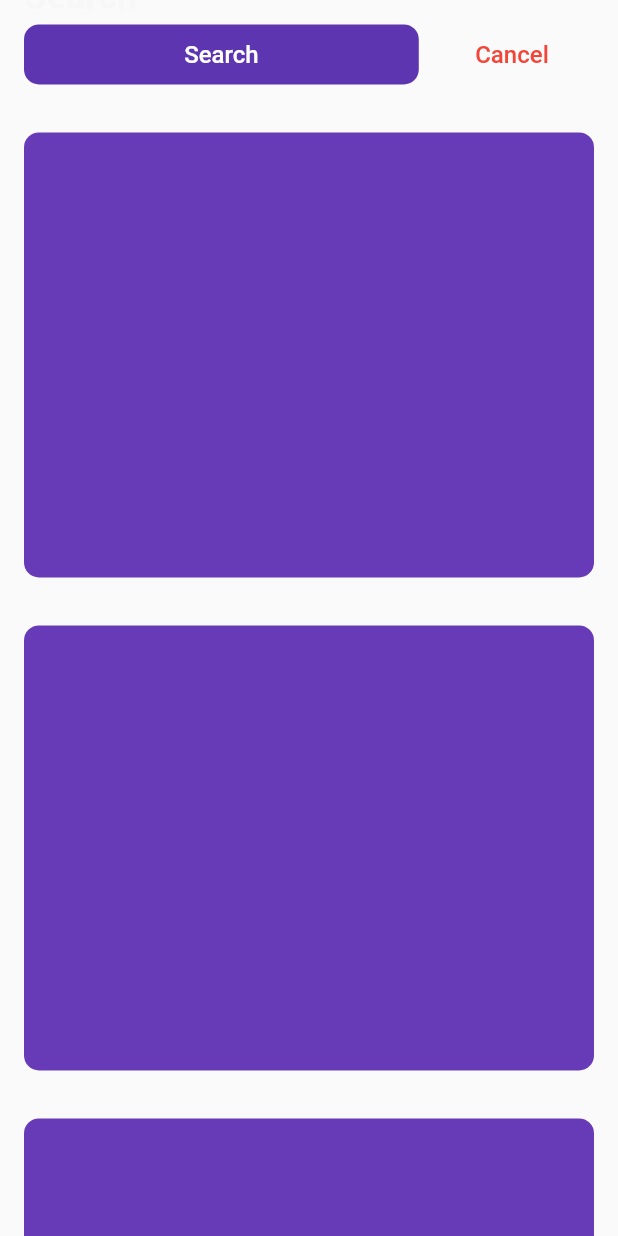
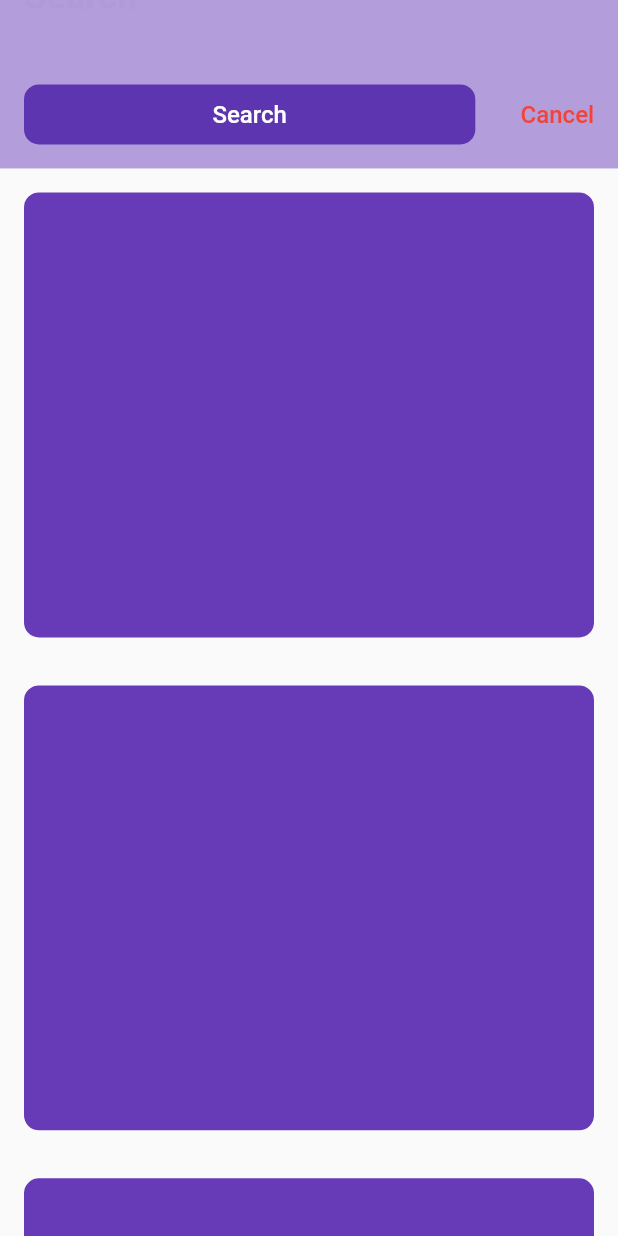
Before and after one commit to SubashXess/Institute-App, a Flutter app: the TestPage1 screen opened by its route, after a tap on "Search", on a phone screen of 412 x 824 dp. Run offline on Flutter 3.47's test engine with Material 2 defaults, Android fonts, the phone set to English and light mode, and no system bars; our stand-ins replace badges, flutter_svg.

Commit message:
search-page-v3

```diff
--- a/lib/main.dart
+++ b/lib/main.dart
@@ -20,7 +20,7 @@ class MyApp extends StatelessWidget {
         title: 'Institute App',
         debugShowCheckedModeBanner: false,
         theme: ThemeData(primarySwatch: Colors.blue),
-        initialRoute: '/testpage1', // signin_page   dashboard
+        initialRoute: '/signin_page', // signin_page   dashboard
         routes: routes,
       ),
     );
--- a/lib/screens/test_page/testpage1.dart
+++ b/lib/screens/test_page/testpage1.dart
@@ -17,17 +17,79 @@ class _TestPage1State extends State<TestPage1> {
   Widget build(BuildContext context) {
     Size size = MediaQuery.of(context).size;
     return Scaffold(
-      body: SingleChildScrollView(
-        child: Column(
-          crossAxisAlignment: CrossAxisAlignment.start,
-          mainAxisSize: MainAxisSize.min,
-          children: [
-            SafeArea(
-              child: AnimatedContainer(
-                width: size.width,
-                height: selected ? 72.0 : 112.0,
-                duration: duration,
-                curve: Curves.fastLinearToSlowEaseIn,
+      body: Stack(
+        alignment: Alignment.topCenter,
+        children: [
+          SingleChildScrollView(
+            child: AnimatedContainer(
+              width: size.width,
+              duration: duration,
+              curve: Curves.fastLinearToSlowEaseIn,
+              margin: EdgeInsets.only(
+                  top: selected ? kToolbarHeight * 2.0 : kToolbarHeight * 2.68),
+              child: Column(
+                children: [
+                  Container(
+                    width: size.width,
+                    height: size.height * 0.36,
+                    margin: const EdgeInsets.all(16.0),
+                    decoration: BoxDecoration(
+                      borderRadius: BorderRadius.circular(10.0),
+                      color: Colors.deepPurple,
+                    ),
+                  ),
+                  Container(
+                    width: size.width,
+                    height: size.height * 0.36,
+                    margin: const EdgeInsets.all(16.0),
+                    decoration: BoxDecoration(
+                      borderRadius: BorderRadius.circular(10.0),
+                      color: Colors.deepPurple,
+                    ),
+                  ),
+                  Container(
+                    width: size.width,
+                    height: size.height * 0.36,
+                    margin: const EdgeInsets.all(16.0),
+                    decoration: BoxDecoration(
+                      borderRadius: BorderRadius.circular(10.0),
+                      color: Colors.deepPurple,
+                    ),
+                  ),
+                  Container(
+                    width: size.width,
+                    height: size.height * 0.36,
+                    margin: const EdgeInsets.all(16.0),
+                    decoration: BoxDecoration(
+                      borderRadius: BorderRadius.circular(10.0),
+                      color: Colors.deepPurple,
+                    ),
+                  ),
+                  Container(
+                    width: size.width,
+                    height: size.height * 0.36,
+                    margin: const EdgeInsets.all(16.0),
+                    decoration: BoxDecoration(
+                      borderRadius: BorderRadius.circular(10.0),
+                      color: Colors.deepPurple,
+                    ),
+                  ),
+                ],
+              ),
+            ),
+          ),
+          Positioned(
+            top: 0,
+            child: AnimatedContainer(
+              width: size.width,
+              // height: selected ? 72.0 : 112.0,
+              height: selected ? kToolbarHeight * 2.0 : kToolbarHeight * 2.68,
+              duration: duration,
+              curve: Curves.fastLinearToSlowEaseIn,
+              decoration: BoxDecoration(
+                color: Colors.deepPurple.shade200,
+              ),
+              child: SafeArea(
                 child: Stack(
                   alignment: Alignment.topLeft,
                   children: [
@@ -52,7 +114,7 @@ class _TestPage1State extends State<TestPage1> {
                     ),
                     AnimatedPositioned(
                       height: 40.0,
-                      width: selected ? size.width / 1.4 : size.width,
+                      width: selected ? size.width / 1.24 : size.width, // 1.4
                       bottom: selected ? 16.0 : 16.0,
                       duration: duration,
                       curve: Curves.fastLinearToSlowEaseIn,
@@ -84,7 +146,7 @@ class _TestPage1State extends State<TestPage1> {
                     ),
                     AnimatedPositioned(
                       height: 40.0,
-                      width: selected ? size.width / 2.6 - 48.0 : 0.0,
+                      width: selected ? size.width / 3.0 - 48.0 : 0.0, // 2.6
                       bottom: selected ? 16.0 : 16.0,
                       right: selected ? 16.0 : 0.0,
                       duration: duration,
@@ -101,20 +163,18 @@ class _TestPage1State extends State<TestPage1> {
                             });
                           },
                           child: Container(
-                            width: size.width / 2.6 - 48.0, // 32.0
-                            height: 40.0,
+                            alignment: Alignment.centerRight,
                             decoration: BoxDecoration(
                               borderRadius: BorderRadius.circular(10.0),
+                              // color: Colors.deepPurple.shade200,
                             ),
-                            child: Center(
-                              child: Text(
-                                'Cancel',
-                                maxLines: 1,
-                                overflow: TextOverflow.fade,
-                                softWrap: true,
-                                style:
-                                    AppTextStyle.h3TextStyle(color: Colors.red),
-                              ),
+                            child: Text(
+                              'Cancel',
+                              maxLines: 1,
+                              overflow: TextOverflow.fade,
+                              softWrap: true,
+                              style:
+                                  AppTextStyle.h3TextStyle(color: Colors.red),
                             ),
                           ),
                         ),
@@ -124,129 +184,9 @@ class _TestPage1State extends State<TestPage1> {
                 ),
               ),
             ),
-            Container(
-              width: size.width,
-              height: size.height * 0.36,
-              margin: const EdgeInsets.all(16.0),
-              decoration: BoxDecoration(
-                borderRadius: BorderRadius.circular(10.0),
-                color: Colors.deepPurple,
-              ),
-            ),
-            Container(
-              width: size.width,
-              height: size.height * 0.36,
-              margin: const EdgeInsets.all(16.0),
-              decoration: BoxDecoration(
-                borderRadius: BorderRadius.circular(10.0),
-                color: Colors.deepPurple,
-              ),
-            ),
-            Container(
-              width: size.width,
-              height: size.height * 0.36,
-              margin: const EdgeInsets.all(16.0),
-              decoration: BoxDecoration(
-                borderRadius: BorderRadius.circular(10.0),
-                color: Colors.deepPurple,
-              ),
-            ),
-            Container(
-              width: size.width,
-              height: size.height * 0.36,
-              margin: const EdgeInsets.all(16.0),
-              decoration: BoxDecoration(
-                borderRadius: BorderRadius.circular(10.0),
-                color: Colors.deepPurple,
-              ),
-            ),
-            Container(
-              width: size.width,
-              height: size.height * 0.36,
-              margin: const EdgeInsets.all(16.0),
-              decoration: BoxDecoration(
-                borderRadius: BorderRadius.circular(10.0),
-                color: Colors.deepPurple,
-              ),
-            ),
-          ],
-        ),
+          ),
+        ],
       ),
     );
   }
 }
-
-// SafeArea(
-//   child: Container(
-//     width: size.width,
-//     height: 56.0,
-//     color: Colors.red.shade200,
-//     child: AnimatedOpacity(
-//       opacity: opacityLevel,
-//       duration: const Duration(seconds: 2),
-//       curve: Curves.fastLinearToSlowEaseIn,
-//       child: Stack(
-//         children: [
-//           AnimatedPositioned(
-//             width: size.width,
-//             duration: const Duration(seconds: 2),
-//             curve: Curves.fastLinearToSlowEaseIn,
-//             top: selected ? -32.0 : 0.0,
-//             child: Padding(
-//               padding: const EdgeInsets.symmetric(
-//                   horizontal: 16.0, vertical: 16.0),
-//               child: Text(
-//                 'Search',
-//                 style: AppTextStyle.h0TextStyle(),
-//               ),
-//             ),
-//           ),
-//         ],
-//       ),
-//     ),
-//   ),
-// ),
-// // const SizedBox(height: 16.0),
-// InkWell(
-//   onTap: () {
-//     setState(
-//       () {
-//         selected = !selected;
-//         opacityLevel = opacityLevel == 0.0 ? 1.0 : 0.0;
-//       },
-//     );
-//   },
-//   child: Container(
-//     width: size.width,
-//     height: 46.0,
-//     margin: const EdgeInsets.symmetric(horizontal: 16.0),
-//     decoration: BoxDecoration(
-//       borderRadius: BorderRadius.circular(10.0),
-//       color: Colors.deepPurple,
-//     ),
-//   ),
-// ),
-// Stack(
-//   children: [
-//     AnimatedPositioned(
-//       width: selected ? size.width - 32.0 : size.width - 32.0,
-//       height: selected ? 50.0 : 50.0,
-//       top: selected ? 0.0 : 0.0,
-//       duration: const Duration(seconds: 2),
-//       curve: Curves.fastLinearToSlowEaseIn,
-//       child: GestureDetector(
-//         onTap: () {
-//           setState(() {
-//             selected = !selected;
-//           });
-//         },
-//         child: Container(
-//           decoration: BoxDecoration(
-//             borderRadius: BorderRadius.circular(10),
-//             color: Colors.deepPurple,
-//           ),
-//         ),
-//       ),
-//     ),
-//   ],
-// ),
```
